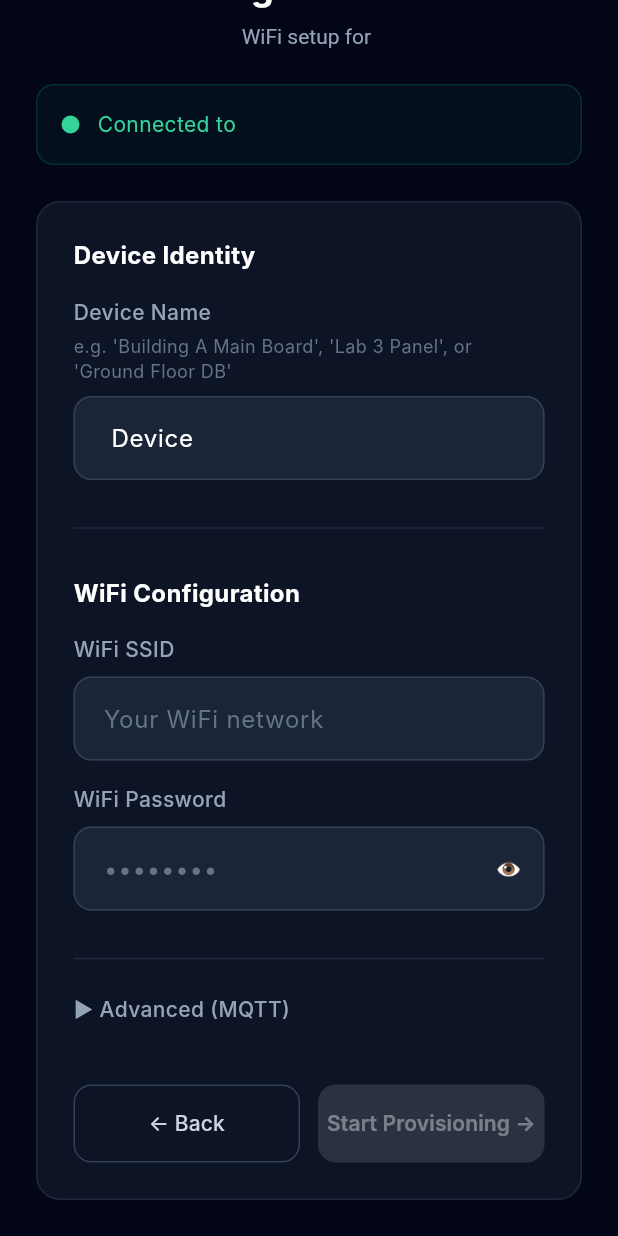
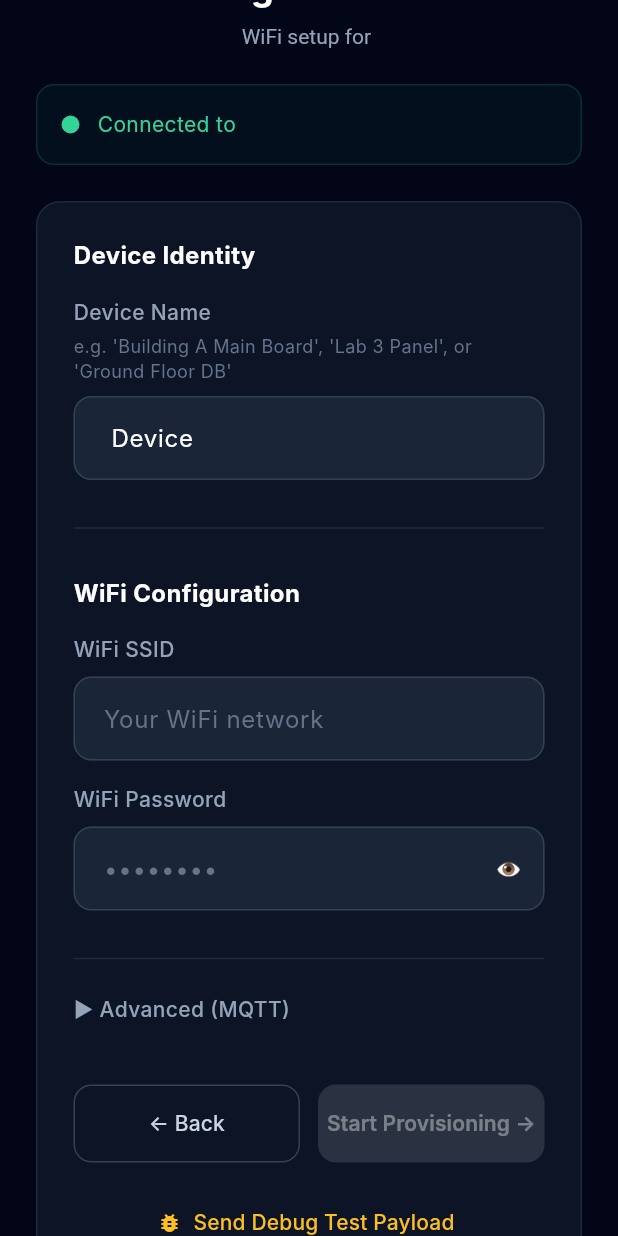
Before and after one commit to PowerPulse-Systems/PowerPulse-Repo, a Flutter app: the ConfigurePage widget shown alone on an empty page, opened directly with empty values, scrolled down 50 dp, on a phone screen of 412 x 824 dp. Run offline on Flutter 3.47's test engine with Material 3 defaults, Android fonts, the phone set to English and light mode, and no system bars; our stand-ins replace app_links, flutter_dotenv, shared_preferences; missing offline and left inert: universal_ble; accounts and stored records are empty; Roboto replaces fonts that are missing (Inter).

Commit message:
fix(flutter): resolve build errors and add debug test payload button

```diff
--- a/provisioning-apps/flutte_app/lib/main.dart
+++ b/provisioning-apps/flutte_app/lib/main.dart
@@ -13,7 +13,7 @@ import 'pages/configure.dart';
 import 'pages/provisioning.dart';
 import 'pages/success.dart';
 
-import 'package:universal_ble/universal_ble.dart';
+import 'package:universal_ble/universal_ble.dart' hide BleService;
 
 // App State to hold data passed between screens
 class AppState extends ChangeNotifier {
--- a/provisioning-apps/flutte_app/lib/pages/configure.dart
+++ b/provisioning-apps/flutte_app/lib/pages/configure.dart
@@ -1,5 +1,7 @@
 import 'package:flutter/material.dart';
+import 'package:provider/provider.dart';
 import '../models/device.dart';
+import '../main.dart';
 
 import 'package:flutter_dotenv/flutter_dotenv.dart';
 
@@ -283,6 +285,34 @@ class _ConfigurePageState extends State<ConfigurePage> {
                           ),
                         ),
                       ],
+                    ),
+                    const SizedBox(height: 16),
+                    TextButton.icon(
+                      onPressed: () async {
+                        final ble = context.read<AppState>().ble;
+                        try {
+                          await ble.provision({
+                            'wifi_ssid': 'TEST_DEBUG_SSID',
+                            'wifi_password': 'TEST_PASSWORD',
+                            'backend_url': 'http://test.local',
+                            'device_id': 'test-1234',
+                            'mqtt_host': 'test.mosquitto.org',
+                            'mqtt_port': 1883,
+                            'mqtt_username': '',
+                            'mqtt_password': ''
+                          });
+                          ScaffoldMessenger.of(context).showSnackBar(
+                            const SnackBar(content: Text('Test payload sent! Check ESP serial monitor.', style: TextStyle(color: Colors.white)), backgroundColor: Color(0xFF10B981)),
+                          );
+                        } catch (e) {
+                          ScaffoldMessenger.of(context).showSnackBar(
+                            SnackBar(content: Text('Failed to send test payload: $e', style: const TextStyle(color: Colors.white)), backgroundColor: const Color(0xFFEF4444)),
+                          );
+                        }
+                      },
+                      icon: const Icon(Icons.bug_report, size: 16),
+                      label: const Text('Send Debug Test Payload'),
+                      style: TextButton.styleFrom(foregroundColor: const Color(0xFFFBBF24)), // Amber color for debug
                     )
                   ],
                 ),
--- a/provisioning-apps/flutte_app/lib/services/ble_service.dart
+++ b/provisioning-apps/flutte_app/lib/services/ble_service.dart
@@ -1,5 +1,6 @@
 import 'dart:convert';
 import 'dart:async';
+import 'dart:typed_data';
 import '../models/device.dart';
 import 'package:universal_ble/universal_ble.dart';
 
@@ -75,7 +76,7 @@ class BleService {
       await UniversalBle.discoverServices(deviceId);
 
       // Setup notification listener
-      UniversalBle.onValueChange = (String id, String characteristicId, Uint8List value) {
+      UniversalBle.onValueChange = (String id, String characteristicId, Uint8List value, int? transactionId) {
         if (characteristicId == provisionStatusUuid || characteristicId == provisionStatusUuid.toUpperCase()) {
           final status = utf8.decode(value);
           _statusController.add(status);
```
